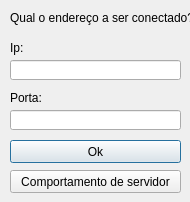
First picture: the form in JogoDoPalito/connectiondialog.ui, repository pedrocruz/JogoDoPalito, before the edit.
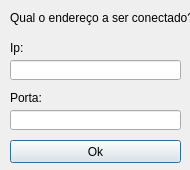
Second picture: the form after the edit.

Patch:
```diff
--- a/JogoDoPalito/connectiondialog.ui
+++ b/JogoDoPalito/connectiondialog.ui
@@ -7,7 +7,7 @@
     <x>0</x>
     <y>0</y>
     <width>190</width>
-    <height>202</height>
+    <height>170</height>
    </rect>
   </property>
   <property name="windowTitle">
@@ -85,19 +85,6 @@
     <string>Ok</string>
    </property>
   </widget>
-  <widget class="QPushButton" name="serverButton">
-   <property name="geometry">
-    <rect>
-     <x>10</x>
-     <y>170</y>
-     <width>171</width>
-     <height>23</height>
-    </rect>
-   </property>
-   <property name="text">
-    <string>Comportamento de servidor</string>
-   </property>
-  </widget>
  </widget>
  <resources/>
  <connections/>
```
